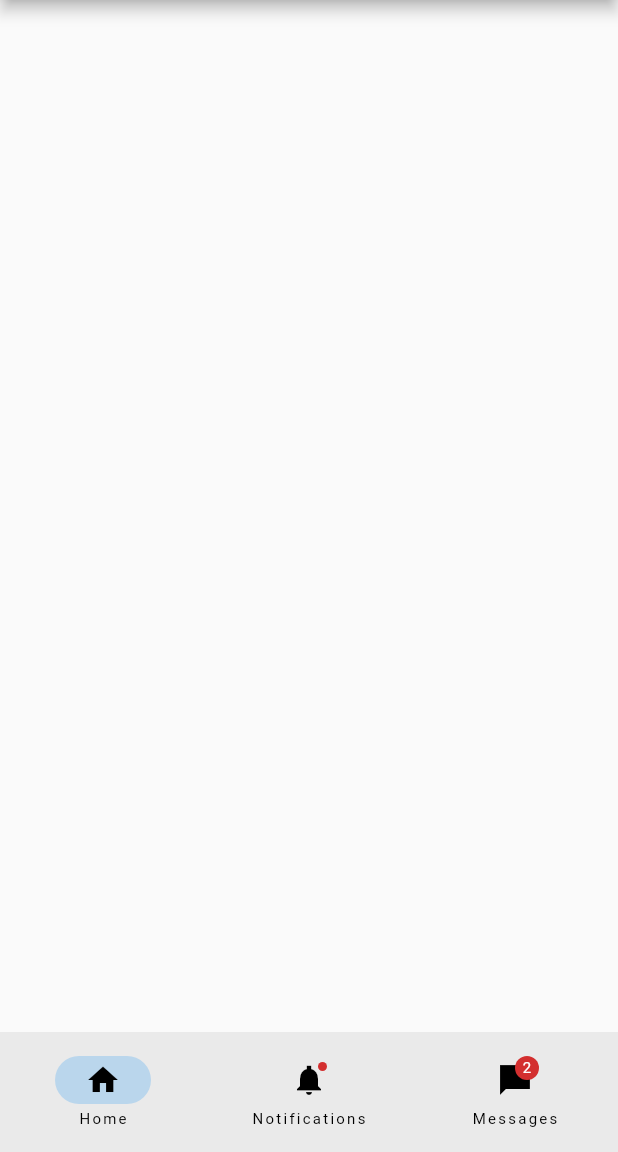
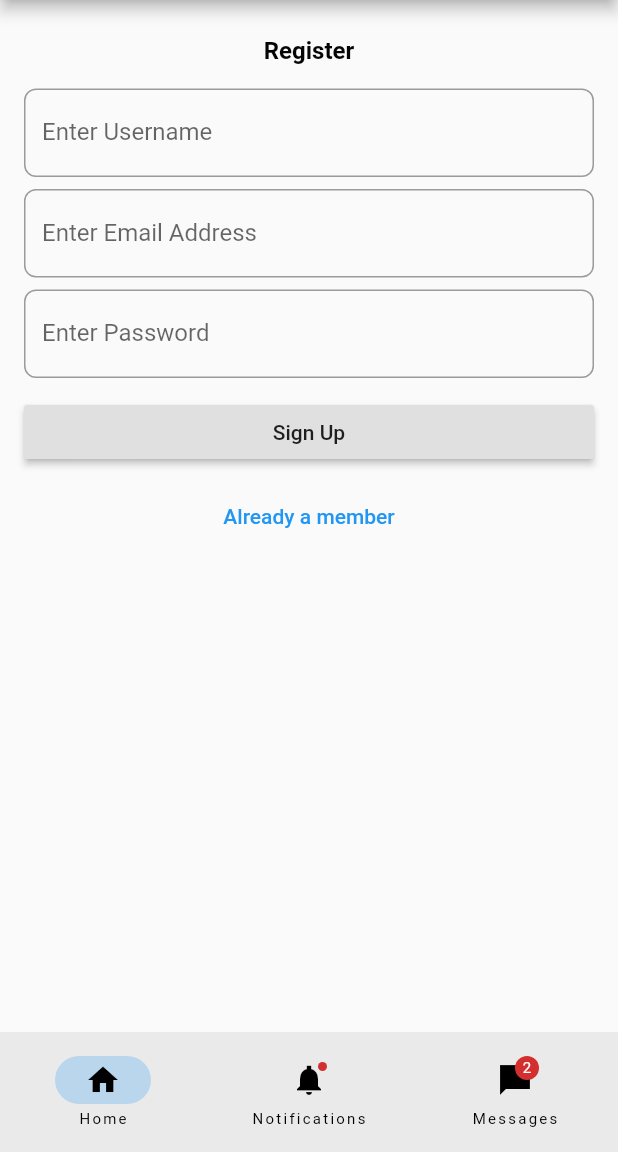
Before and after one commit to yashkharedew/medicare, a Flutter app: the screen it shows after launch, on a phone screen of 412 x 824 dp, the part 84-1236 px from its top. Run offline on Flutter 3.47's test engine with Material 2 defaults, Android fonts, the phone set to English and light mode, and no system bars.

```diff
--- /dev/null
+++ b/lib/authMethod/auth_screen.dart
@@ -0,0 +1,187 @@
+import 'package:flutter/material.dart';
+import 'package:flutter/src/widgets/framework.dart';
+import 'package:flutter/src/widgets/placeholder.dart';
+
+class AuthScreen extends StatefulWidget {
+  const AuthScreen({super.key});
+
+  @override
+  State<AuthScreen> createState() => _AuthScreenState();
+}
+
+class _AuthScreenState extends State<AuthScreen> {
+// Define form key
+  final _formKey = GlobalKey<FormState>();
+
+// Form Fields initialization
+  var _username = '';
+  var _email = '';
+  var _password = '';
+  bool isSignIn = false;
+
+// Define button style
+  final ButtonStyle raisedButtonStyle = ElevatedButton.styleFrom(
+    foregroundColor: Colors.black87,
+    backgroundColor: Colors.grey[300],
+    minimumSize: Size(88, 36),
+    padding: EdgeInsets.symmetric(horizontal: 16),
+    shape: const RoundedRectangleBorder(
+      borderRadius: BorderRadius.all(Radius.circular(2)),
+    ),
+  );
+
+  @override
+  Widget build(BuildContext context) {
+    return Column(
+      children: [
+        Container(
+          width: double.infinity,
+          child: isSignIn
+              ? Text(
+                  'Login',
+                  style: TextStyle(
+                      fontSize: 16,
+                      fontWeight: FontWeight.bold,
+                      color: Color.fromARGB(255, 5, 5, 5)),
+                  textAlign: TextAlign.center,
+                )
+              : Text(
+                  'Register',
+                  style: TextStyle(
+                      fontSize: 16,
+                      fontWeight: FontWeight.bold,
+                      color: Color.fromARGB(255, 5, 5, 5)),
+                  textAlign: TextAlign.center,
+                ),
+        ),
+        SizedBox(
+          height: 16,
+        ),
+        Form(
+          key: _formKey,
+          child: Column(
+            crossAxisAlignment: CrossAxisAlignment.start,
+            children: [
+              Container(
+                  child: isSignIn
+                      ? null
+                      : TextFormField(
+                          // The validator receives the text that the user has entered.
+                          validator: (value) {
+                            if (value == null || value.isEmpty) {
+                              return 'Please fill the username';
+                            }
+                            return null;
+                          },
+                          onSaved: (value) {
+                            _username = value!;
+                          },
+
+                          keyboardType: TextInputType.text,
+                          decoration: InputDecoration(
+                            border: OutlineInputBorder(
+                                borderRadius: new BorderRadius.circular(8.0),
+                                borderSide: new BorderSide()),
+                            labelText: "Enter Username",
+                          ),
+                        )),
+              SizedBox(
+                height: 8,
+              ),
+              TextFormField(
+                // The validator receives the text that the user has entered.
+                validator: (value) {
+                  if (value == null || !value.contains('@')) {
+                    return 'Please fill the correct email address';
+                  }
+                  return null;
+                },
+                onSaved: (value) {
+                  _email = value!;
+                },
+
+                keyboardType: TextInputType.text,
+                decoration: InputDecoration(
+                  border: OutlineInputBorder(
+                      borderRadius: new BorderRadius.circular(8.0),
+                      borderSide: new BorderSide()),
+                  labelText: "Enter Email Address",
+                ),
+              ),
+              SizedBox(
+                height: 8,
+              ),
+              TextFormField(
+                // The validator receives the text that the user has entered.
+                validator: (value) {
+                  if (value == null || value.isEmpty) {
+                    return 'Please enter valid password';
+                  }
+                  return null;
+                },
+                onSaved: (value) {
+                  _password = value!;
+                },
+
+                obscureText: true,
+                keyboardType: TextInputType.text,
+                decoration: InputDecoration(
+                  border: OutlineInputBorder(
+                      borderRadius: new BorderRadius.circular(8.0),
+                      borderSide: new BorderSide()),
+                  labelText: "Enter Password",
+                ),
+              ),
+              SizedBox(
+                height: 12,
+              ),
+              Container(
+                width: double.infinity,
+                child: ElevatedButton(
+                  style: raisedButtonStyle,
+                  onPressed: () {
+                    // Validate returns true if the form is valid, or false otherwise.
+                    // if (_formKey.currentState!.validate()) {
+                    //   // If the form is valid, display a snackbar. In the real world,
+                    //   // you'd often call a server or save the information in a database.
+                    //   ScaffoldMessenger.of(context).showSnackBar(
+                    //     const SnackBar(content: Text('Processing Data')),
+                    //   );
+                    //   submitAuth(_username, _email, _password);
+                    // } else {
+                    //   ScaffoldMessenger.of(context).showSnackBar(
+                    //     const SnackBar(
+                    //         content: Text('Incorrect! Please fill it again')),
+                    //   );
+                    // }
+                  },
+                  child: isSignIn ? Text('Login') : Text('Sign Up'),
+                ),
+              ),
+              SizedBox(
+                height: 8,
+              ),
+              Container(
+                width: double.infinity,
+                child: TextButton(
+                    onPressed: () {
+                      setState(() {
+                        isSignIn = !isSignIn;
+                      });
+                    },
+                    child: isSignIn
+                        ? Text('Not a member')
+                        : Text('Already a member')),
+              )
+            ],
+          ),
+        )
+      ],
+    );
+  }
+
+// Authentication method on button submit
+  void submitAuth(email, password, username) {
+    try {} catch (e) {}
+  }
+}
--- a/lib/homepage/homepage_screen.dart
+++ b/lib/homepage/homepage_screen.dart
@@ -1,6 +1,7 @@
 import 'package:flutter/material.dart';
 import 'package:flutter/src/widgets/framework.dart';
 import 'package:flutter/src/widgets/placeholder.dart';
+import 'package:medicare/authMethod/auth_screen.dart';
 
 class HomeScreen extends StatefulWidget {
   const HomeScreen({super.key});
@@ -48,6 +49,10 @@ class _HomeScreenState extends State<HomeScreen> {
           ),
         ],
       ),
+      body: Container(
+        padding: EdgeInsets.fromLTRB(16, 24, 16, 24),
+        child: AuthScreen(),
+      ),
     );
   }
 }
--- a/lib/main.dart
+++ b/lib/main.dart
@@ -11,12 +11,6 @@ class MainApp extends StatelessWidget {
 
   @override
   Widget build(BuildContext context) {
-    return const MaterialApp(
-      home: Scaffold(
-        body: Center(
-          child: HomeScreen(),
-        ),
-      ),
-    );
+    return const MaterialApp(home: HomeScreen());
   }
 }
--- a/pubspec.yaml
+++ b/pubspec.yaml
@@ -7,6 +7,9 @@ environment:
   sdk: '>=2.19.6 <3.0.0'
 
 dependencies:
+  cloud_firestore: ^4.13.6
+  firebase_auth: ^4.15.3
+  firebase_core: ^2.24.2
   flutter:
     sdk: flutter
 
```
Also changed, not shown: pubspec.lock, 5 other files.
